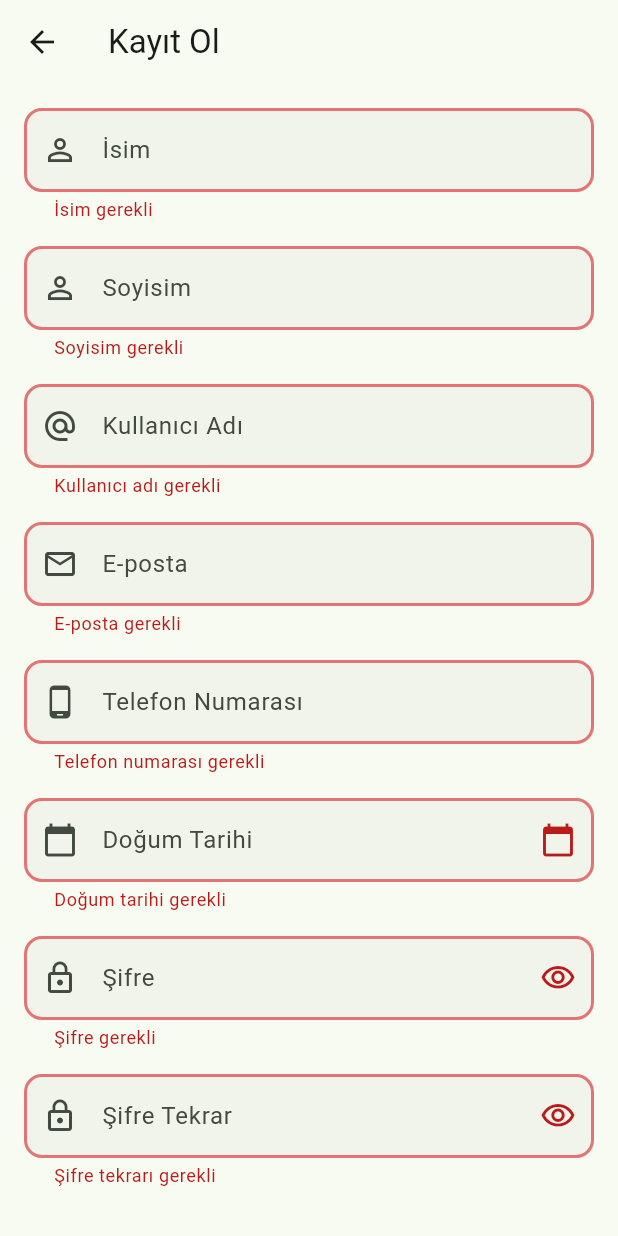
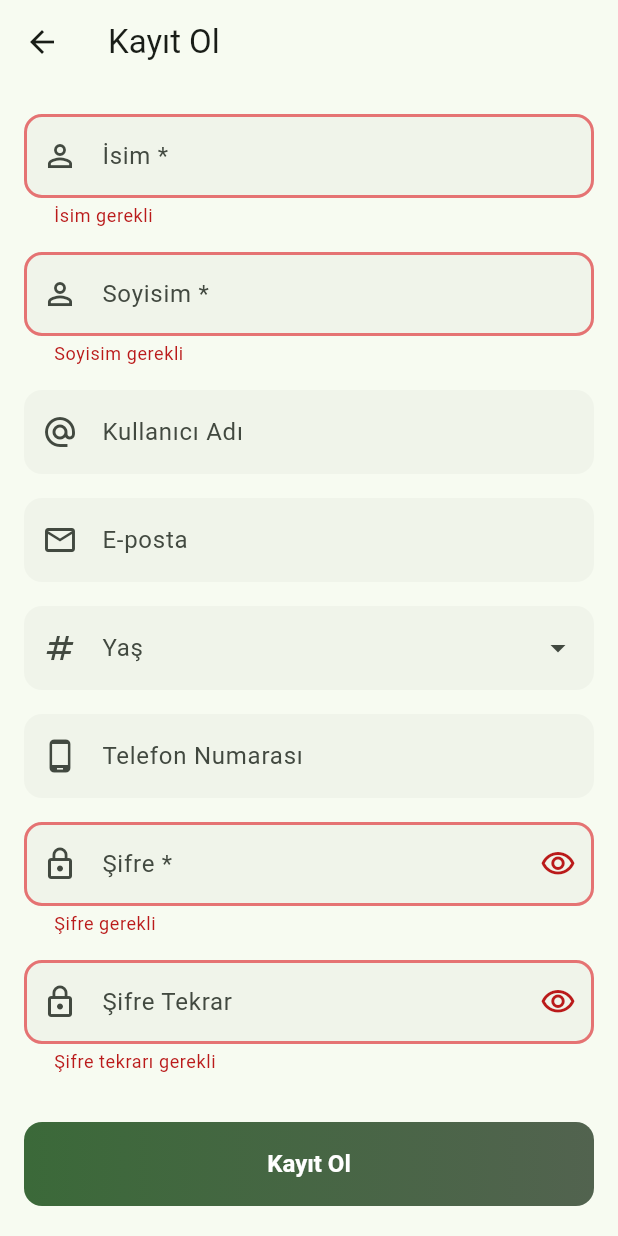
Before and after one commit to abdussametkaradeniz/nutritionistapp, a Flutter app: the RegisterPage screen opened directly, after a tap on "Kayıt Ol", on a phone screen of 412 x 824 dp. Run offline on Flutter 3.47's test engine with Material 3 defaults, Android fonts, the light colour scheme and no system bars; our stand-ins replace dio, flutter_riverpod, flutter_secure_storage, fpdart, freezed_annotation, go_router and 4 more; accounts and stored records are empty.

Commit message:
login register hataları düzenlendi

```diff
--- a/lib/data/models/user_model.dart
+++ b/lib/data/models/user_model.dart
@@ -9,7 +9,6 @@
     required super.username,
     super.fullName,
     super.phoneNumber,
-    super.birthDate,
     super.gender,
     super.height,
     super.weight,
@@ -36,8 +35,6 @@
       username: json['username'],
       fullName: json['fullName'],
       phoneNumber: json['phoneNumber'],
-      birthDate:
-          json['birthDate'] != null ? DateTime.parse(json['birthDate']) : null,
       gender: json['gender'],
       height: json['height']?.toDouble(),
       weight: json['weight']?.toDouble(),
--- a/lib/data/repositories/auth_repository_impl.dart
+++ b/lib/data/repositories/auth_repository_impl.dart
@@ -44,7 +44,6 @@
     required String password,
     required String username,
     required String phoneNumber,
-    required DateTime birthDate,
     required Map<String, dynamic> profile,
   }) async {
     try {
@@ -53,7 +52,6 @@
         password: password,
         username: username,
         phoneNumber: phoneNumber,
-        birthDate: birthDate,
         profile: profile,
       );
 
@@ -258,7 +256,6 @@
   Future<Either<Failure, User>> updateProfile({
     String? fullName,
     String? phoneNumber,
-    DateTime? birthDate,
     String? gender,
     double? height,
     double? weight,
@@ -268,7 +265,6 @@
       final userJson = await _remoteDataSource.updateProfile(
         fullName: fullName,
         phoneNumber: phoneNumber,
-        birthDate: birthDate,
         gender: gender,
         height: height,
         weight: weight,
--- a/lib/domain/entities/user.dart
+++ b/lib/domain/entities/user.dart
@@ -9,8 +9,8 @@
   final String username;
   final String? phoneNumber;
   final String? fullName;
-  final DateTime? birthDate;
   final String? gender;
+  final int? age;
   final double? height;
   final double? weight;
   final String? address;
@@ -32,7 +32,7 @@
     required this.username,
     this.phoneNumber,
     this.fullName,
-    this.birthDate,
+    this.age,
     this.gender,
     this.height,
     this.weight,
@@ -57,7 +57,7 @@
         'username': username,
         'phoneNumber': phoneNumber,
         'fullName': fullName,
-        'birthDate': birthDate?.toIso8601String(),
+        'age': age,
         'gender': gender,
         'height': height,
         'weight': weight,
--- a/lib/domain/repositories/auth_repository.dart
+++ b/lib/domain/repositories/auth_repository.dart
@@ -15,7 +15,6 @@
     required String password,
     required String username,
     required String phoneNumber,
-    required DateTime birthDate,
     required Map<String, dynamic> profile,
   });
 
@@ -53,7 +52,6 @@
   Future<Either<Failure, User>> updateProfile({
     String? fullName,
     String? phoneNumber,
-    DateTime? birthDate,
     String? gender,
     double? height,
     double? weight,
--- a/lib/domain/usecases/auth/sign_up_usecase.dart
+++ b/lib/domain/usecases/auth/sign_up_usecase.dart
@@ -17,15 +17,13 @@
   final String password;
   final String username;
   final String phoneNumber;
-  final DateTime birthDate;
-  final Map<String, String> profile;
+  final Map<String, dynamic> profile;
 
   SignUpParams({
     required this.email,
     required this.password,
     required this.username,
     required this.phoneNumber,
-    required this.birthDate,
     required this.profile,
   });
 }
@@ -43,7 +41,6 @@
         password: params.password,
         username: params.username,
         phoneNumber: params.phoneNumber,
-        birthDate: params.birthDate,
         profile: params.profile,
       );
       return result;
--- a/lib/presentation/pages/auth/register_page.dart
+++ b/lib/presentation/pages/auth/register_page.dart
@@ -9,6 +9,7 @@
 import '../../widgets/gradient_button.dart';
 import '../../../core/services/snackbar_service.dart';
 import 'package:intl/intl.dart';
+import 'package:numberpicker/numberpicker.dart';
 
 class RegisterPage extends ConsumerStatefulWidget {
   const RegisterPage({super.key});
@@ -26,7 +27,7 @@
   final _firstNameController = TextEditingController();
   final _lastNameController = TextEditingController();
   final _phoneNumberController = TextEditingController();
-  final _birthDateController = TextEditingController();
+  final _ageController = TextEditingController();
   bool _isPasswordVisible = false;
   bool _isConfirmPasswordVisible = false;
 
@@ -39,29 +40,21 @@
     _firstNameController.dispose();
     _lastNameController.dispose();
     _phoneNumberController.dispose();
-    _birthDateController.dispose();
+    _ageController.dispose();
     super.dispose();
   }
 
   Future<void> _handleRegister() async {
     if (_formKey.currentState?.validate() ?? false) {
-      DateTime? birthDate;
-      try {
-        birthDate = DateFormat('dd-MM-yyyy').parse(_birthDateController.text);
-      } catch (e) {
-        SnackbarService.showError(context, 'Doğum tarihi formatı hatalı.');
-        return;
-      }
-
       final registerData = {
         'email': _emailController.text.trim(),
         'username': _usernameController.text.trim(),
         'password': _passwordController.text,
         'phoneNumber': _phoneNumberController.text.trim(),
-        'birthDate': birthDate, // DateTime olarak gönderiliyor
         'profile': {
           'firstName': _firstNameController.text.trim(),
           'lastName': _lastNameController.text.trim(),
+          'age': int.tryParse(_ageController.text.trim()),
         },
       };
 
@@ -69,19 +62,45 @@
     }
   }
 
-  Future<void> _selectBirthDate(BuildContext context) async {
-    final DateTime? picked = await showDatePicker(
+  void _showAgePickerDialog() {
+    int selectedAge = int.tryParse(_ageController.text) ?? 18;
+    showDialog(
       context: context,
-      initialDate: DateTime.now(),
-      firstDate: DateTime(1900),
-      lastDate: DateTime.now(),
-      helpText: 'Doğum Tarihi Seçin',
+      builder: (BuildContext context) {
+        return AlertDialog(
+          title: const Text('Yaş Seçin'),
+          content: StatefulBuilder(
+            builder: (context, setState) {
+              return NumberPicker(
+                value: selectedAge,
+                minValue: 12,
+                maxValue: 100,
+                step: 1,
+                haptics: true,
+                onChanged: (value) {
+                  setState(() {
+                    selectedAge = value;
+                  });
+                },
+              );
+            },
+          ),
+          actions: [
+            TextButton(
+              onPressed: () => Navigator.pop(context),
+              child: const Text('İptal'),
+            ),
+            TextButton(
+              onPressed: () {
+                _ageController.text = selectedAge.toString();
+                Navigator.pop(context);
+              },
+              child: const Text('Tamam'),
+            ),
+          ],
+        );
+      },
     );
-    if (picked != null && picked != DateTime.now()) {
-      setState(() {
-        _birthDateController.text = DateFormat('dd-MM-yyyy').format(picked);
-      });
-    }
   }
 
   @override
@@ -120,10 +139,10 @@
                 mainAxisAlignment: MainAxisAlignment.center,
                 crossAxisAlignment: CrossAxisAlignment.stretch,
                 children: [
-                  // İsim
+                  // İsim (Required)
                   CustomTextField(
                     controller: _firstNameController,
-                    hintText: 'İsim',
+                    hintText: 'İsim *',
                     prefixIcon: Icons.person_outline,
                     validator: (value) {
                       if (value?.isEmpty ?? true) {
@@ -134,10 +153,10 @@
                   ),
                   const SizedBox(height: 16),
 
-                  // Soyisim
+                  // Soyisim (Required)
                   CustomTextField(
                     controller: _lastNameController,
-                    hintText: 'Soyisim',
+                    hintText: 'Soyisim *',
                     prefixIcon: Icons.person_outline,
                     validator: (value) {
                       if (value?.isEmpty ?? true) {
@@ -148,79 +167,57 @@
                   ),
                   const SizedBox(height: 16),
 
-                  // Kullanıcı Adı
+                  // Kullanıcı Adı (Optional)
                   CustomTextField(
                     controller: _usernameController,
                     hintText: 'Kullanıcı Adı',
                     prefixIcon: Icons.alternate_email,
-                    validator: (value) {
-                      if (value?.isEmpty ?? true) {
-                        return 'Kullanıcı adı gerekli';
-                      }
-                      if (value!.length < 3) {
-                        return 'Kullanıcı adı en az 3 karakter olmalı';
-                      }
-                      return null;
-                    },
                   ),
                   const SizedBox(height: 16),
 
-                  // Email
+                  // Email (Optional)
                   CustomTextField(
                     controller: _emailController,
                     hintText: 'E-posta',
                     keyboardType: TextInputType.emailAddress,
                     prefixIcon: Icons.email_outlined,
                     validator: (value) {
-                      if (value?.isEmpty ?? true) {
-                        return 'E-posta gerekli';
-                      }
-                      if (!value!.isValidEmail) {
-                        return 'Geçerli bir e-posta giriniz';
+                      if (value?.isNotEmpty ?? false) {
+                        if (!value!.isValidEmail) {
+                          return 'Geçerli bir e-posta giriniz';
+                        }
                       }
                       return null;
                     },
                   ),
                   const SizedBox(height: 16),
+                  CustomTextField(
+                    controller: _ageController,
+                    hintText: 'Yaş',
+                    keyboardType: TextInputType.number,
+                    prefixIcon: Icons.numbers,
+                    readOnly: true,
+                    suffixIcon: IconButton(
+                      icon: const Icon(Icons.arrow_drop_down),
+                      onPressed: _showAgePickerDialog,
+                    ),
+                    onTapCallback: _showAgePickerDialog,
+                  ),
+                  const SizedBox(height: 16),
 
-                  // Telefon Numarası
+                  // Telefon Numarası (Optional)
                   CustomTextField(
                     controller: _phoneNumberController,
                     hintText: 'Telefon Numarası',
                     keyboardType: TextInputType.phone,
                     prefixIcon: Icons.phone_android,
-                    validator: (value) {
-                      if (value?.isEmpty ?? true) {
-                        return 'Telefon numarası gerekli';
-                      }
-                      return null;
-                    },
                   ),
                   const SizedBox(height: 16),
 
-                  // Doğum Tarihi
-                  CustomTextField(
-                    controller: _birthDateController,
-                    hintText: 'Doğum Tarihi',
-                    keyboardType: TextInputType.datetime,
-                    prefixIcon: Icons.calendar_today,
-                    validator: (value) {
-                      if (value?.isEmpty ?? true) {
-                        return 'Doğum tarihi gerekli';
-                      }
-                      return null;
-                    },
-                    suffixIcon: IconButton(
-                      icon: const Icon(Icons.calendar_today),
-                      onPressed: () => _selectBirthDate(context),
-                    ),
-                  ),
-                  const SizedBox(height: 16),
-
-                  // Şifre
+                  // Şifre (Required)
                   CustomTextField(
                     controller: _passwordController,
-                    hintText: 'Şifre',
+                    hintText: 'Şifre *',
                     obscureText: !_isPasswordVisible,
                     prefixIcon: Icons.lock_outline,
                     suffixIcon: IconButton(
--- a/lib/presentation/widgets/custom_text_field.dart
+++ b/lib/presentation/widgets/custom_text_field.dart
@@ -8,9 +8,11 @@
   final bool obscureText;
   final TextInputType? keyboardType;
   final String? Function(String?)? validator;
+  final bool readOnly;
+  final VoidCallback? onTapCallback;
 
   const CustomTextField({
-    super.key,
+    Key? key,
     required this.controller,
     required this.hintText,
     this.prefixIcon,
@@ -18,15 +20,14 @@
     this.obscureText = false,
     this.keyboardType,
     this.validator,
-  });
+    this.readOnly = false,
+    this.onTapCallback,
+  }) : super(key: key);
 
   @override
   Widget build(BuildContext context) {
     return TextFormField(
       controller: controller,
-      obscureText: obscureText,
-      keyboardType: keyboardType,
-      validator: validator,
       decoration: InputDecoration(
         hintText: hintText,
         prefixIcon: prefixIcon != null ? Icon(prefixIcon) : null,
@@ -45,6 +46,11 @@
           vertical: 16,
         ),
       ),
+      obscureText: obscureText,
+      keyboardType: keyboardType,
+      validator: validator,
+      readOnly: readOnly,
+      onTap: onTapCallback,
     );
   }
 }
--- a/pubspec.yaml
+++ b/pubspec.yaml
@@ -80,6 +80,8 @@
 
   fpdart: ^1.1.1
 
+  numberpicker: ^2.1.2
+
 dev_dependencies:
   flutter_test:
     sdk: flutter
```
Also changed, not shown: lib/data/datasources/auth_remote_datasource.dart (+8 -16 lines), lib/presentation/pages/auth/login_page.dart (+36 -16 lines), lib/presentation/providers/auth/auth_notifier.dart (+7 -8 lines), pubspec.lock, 1 other file.
